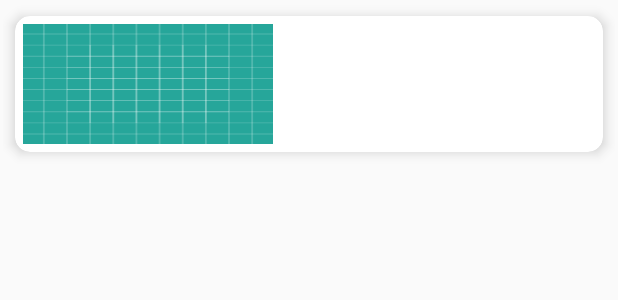
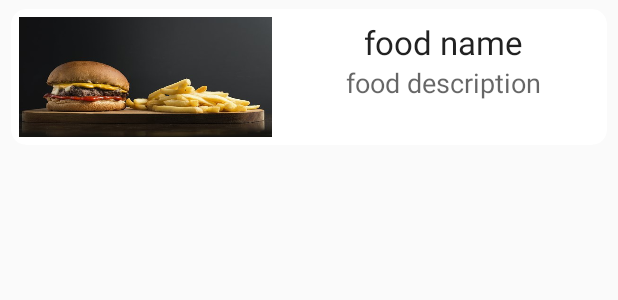
Before and after one commit to tlam/MiamMiamK, an Android app: the layout food_list_row.xml on its own in the app's theme, with its tools: preview values and no code run, on a phone screen of 412 x 824 dp. Shown: the top 300 px of the screen. Run offline under Robolectric (Android 15) with nearby library versions, the phone set to English and light mode, and no system bars.

Commit message:
Adjusting the layout on food item

```diff
--- a/app/src/main/res/layout/food_list_row.xml
+++ b/app/src/main/res/layout/food_list_row.xml
@@ -1,5 +1,6 @@
 <?xml version="1.0" encoding="utf-8"?>
 <RelativeLayout xmlns:android="http://schemas.android.com/apk/res/android"
+    xmlns:app="http://schemas.android.com/apk/res-auto"
     android:layout_width="match_parent"
     android:layout_height="wrap_content"
     android:focusable="true"
@@ -11,21 +12,19 @@
     android:background="?android:attr/selectableItemBackground"
     android:orientation="vertical">
 
-    <android.support.v7.widget.CardView
+    <android.support.v7.widget.CardView xmlns:card_view="http://schemas.android.com/apk/res-auto"
         android:id="@+id/card_view"
-        xmlns:card_view="http://schemas.android.com/apk/res-auto"
         android:layout_width="match_parent"
         android:layout_height="wrap_content"
         card_view:cardBackgroundColor="@color/white"
         card_view:cardCornerRadius="10dp"
-        card_view:cardElevation="5dp"
+        card_view:cardElevation="0dp"
         card_view:cardUseCompatPadding="true">
 
         <LinearLayout
             android:layout_width="match_parent"
             android:layout_height="wrap_content"
-            android:orientation="horizontal"
-            >
+            android:orientation="horizontal">
 
             <ImageView
                 android:id="@+id/imageView"
@@ -34,15 +33,14 @@
                 android:layout_margin="5dp"
                 android:layout_weight="1"
                 android:scaleType="fitXY"
-                android:src="@drawable/ic_launcher_background" />
+                android:src="@drawable/burger" />
 
             <LinearLayout
                 android:layout_width="0dp"
                 android:layout_height="wrap_content"
                 android:layout_marginTop="5dp"
                 android:layout_weight="2"
-                android:orientation="vertical"
-                >
+                android:orientation="vertical">
 
                 <TextView
                     android:id="@+id/name"
@@ -50,13 +48,15 @@
                     android:layout_height="wrap_content"
                     android:layout_gravity="center_horizontal"
                     android:layout_marginTop="2dp"
-                    android:textAppearance="?android:attr/textAppearanceLarge"/>
+                    android:text="food name"
+                    android:textAppearance="?android:attr/textAppearanceLarge" />
 
                 <TextView
                     android:id="@+id/description"
                     android:layout_width="wrap_content"
                     android:layout_height="wrap_content"
                     android:layout_gravity="center_horizontal"
+                    android:text="food description"
                     android:textAlignment="textStart"
                     android:textAppearance="?android:attr/textAppearanceMedium" />
 
```
Also changed, not shown: app/src/main/java/com/tlam/miammiamk/FoodActivity.kt (+6 -3 lines), app/src/main/res/layout/food_item.xml (+30 -8 lines), app/src/main/res/drawable/burger.jpg (added), app/src/main/res/drawable/makizushi.jpg (deleted), app/src/main/res/drawable/nigirizushi.jpg (deleted).
